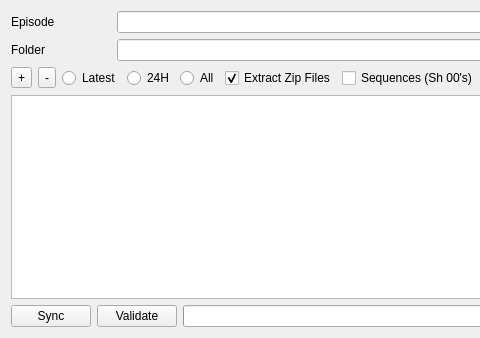
First picture: the form in module/wildchildanimation/gui/forms/playlist_dialog.ui, repository dearyangyu/swing, before the edit; both pictures show x 0 to 480 and y 0 to 338 of the 973 by 338 pixel window.
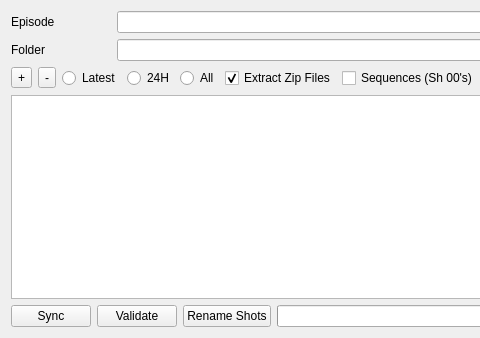
Second picture: the form after the edit.

What changed in the file:
```diff
--- a/module/wildchildanimation/gui/forms/playlist_dialog.ui
+++ b/module/wildchildanimation/gui/forms/playlist_dialog.ui
@@ -275,6 +275,13 @@
        </property>
       </widget>
      </item>
+     <item>
+      <widget class="QPushButton" name="pushButtonRenameShots">
+       <property name="text">
+        <string>Rename Shots</string>
+       </property>
+      </widget>
+     </item>
      <item>
       <widget class="QProgressBar" name="progressBar">
        <property name="maximum">
```
